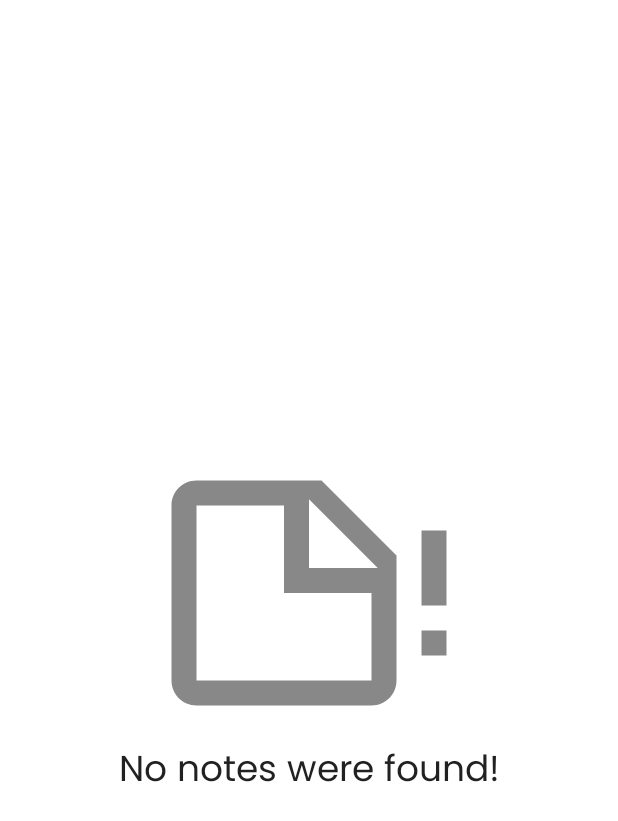
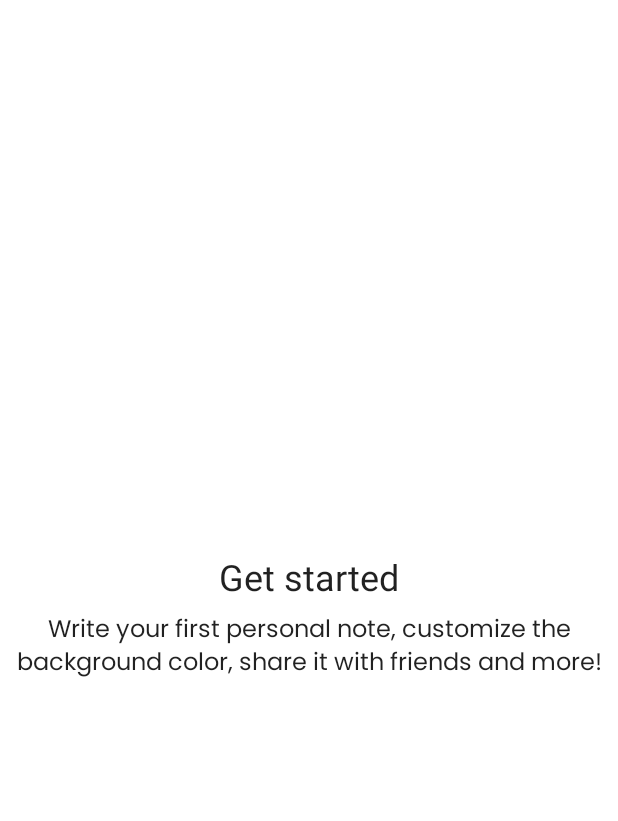
Before and after one commit to limallucas96/JetNotes, an Android app built with Jetpack Compose: the @Preview function EmptyStateComposePreview, on a phone screen of 412 x 824 dp. Shown: the top 821 px of the screen. Run offline under Robolectric (Android 15) with nearby library versions, the phone set to English and light mode, and no system bars.

Commit message:
Improved empty state

```diff
--- a/app/src/main/java/com/lls/jetnotes/ui/composeKit/JetNotesEmptyStateCompose.kt
+++ b/app/src/main/java/com/lls/jetnotes/ui/composeKit/JetNotesEmptyStateCompose.kt
@@ -2,6 +2,7 @@ package com.lls.jetnotes.ui.composeKit
 
 import androidx.compose.foundation.layout.*
 import androidx.compose.material.Icon
+import androidx.compose.material.MaterialTheme
 import androidx.compose.material.Text
 import androidx.compose.runtime.Composable
 import androidx.compose.ui.Alignment
@@ -9,6 +10,7 @@ import androidx.compose.ui.Modifier
 import androidx.compose.ui.graphics.Color
 import androidx.compose.ui.res.painterResource
 import androidx.compose.ui.res.stringResource
+import androidx.compose.ui.text.style.TextAlign
 import androidx.compose.ui.tooling.preview.Preview
 import androidx.compose.ui.unit.dp
 import androidx.compose.ui.unit.sp
@@ -32,17 +34,15 @@ fun EmptyStateCompose() {
             verticalArrangement = Arrangement.Center,
             horizontalAlignment = Alignment.CenterHorizontally
         ) {
-            Icon(
-                painter = painterResource(id = R.drawable.ic_note_alert),
-                contentDescription = "",
-                tint = Color.Gray,
-                modifier = Modifier
-                    .fillMaxWidth()
-                    .height(200.dp)
+            Text(
+                text = stringResource(id = R.string.empty_notes_title),
+                style = MaterialTheme.typography.h5
             )
             Text(
-                text = stringResource(id = R.string.empty_notes),
-                fontSize = 24.sp
+                modifier = Modifier.padding(top = 8.dp),
+                text = stringResource(id = R.string.empty_notes_body),
+                style = MaterialTheme.typography.body1,
+                textAlign = TextAlign.Center
             )
         }
     }
--- a/app/src/main/java/com/lls/jetnotes/ui/composeKit/JetNotesNotesListCompose.kt
+++ b/app/src/main/java/com/lls/jetnotes/ui/composeKit/JetNotesNotesListCompose.kt
@@ -1,6 +1,5 @@
 package com.lls.jetnotes.ui.composeKit
 
-import androidx.compose.foundation.layout.PaddingValues
 import androidx.compose.foundation.layout.fillMaxWidth
 import androidx.compose.foundation.lazy.LazyColumn
 import androidx.compose.foundation.lazy.items
@@ -8,7 +7,6 @@ import androidx.compose.material.ExperimentalMaterialApi
 import androidx.compose.runtime.Composable
 import androidx.compose.ui.Modifier
 import androidx.compose.ui.tooling.preview.Preview
-import androidx.compose.ui.unit.dp
 import com.lls.jetnotes.ui.theme.JetNotesTheme
 import entities.Notes
 
--- a/app/src/main/java/com/lls/jetnotes/ui/theme/Type.kt
+++ b/app/src/main/java/com/lls/jetnotes/ui/theme/Type.kt
@@ -33,6 +33,10 @@ val Typography = Typography(
         fontWeight = FontWeight.Medium,
         fontSize = 20.sp
     ),
+    caption = TextStyle(
+        fontFamily = fonts,
+        fontSize = 12.sp
+    )
 
     /* Other default text styles to override
     button = TextStyle(
--- a/app/src/main/res/values/strings.xml
+++ b/app/src/main/res/values/strings.xml
@@ -1,7 +1,8 @@
 <resources>
     <string name="app_name">JetNotes</string>
 
-    <string name="empty_notes">No notes were found!</string>
+    <string name="empty_notes_title">Get started</string>
+    <string name="empty_notes_body">Write your first personal note, customize the background color, share it with friends and more!</string>
     <string name="notes">Notes</string>
 
 </resources>
```
Also changed, not shown: app/src/main/java/com/lls/jetnotes/ui/composeKit/JetNotesNoteCardCompose.kt (+12 -5 lines).
